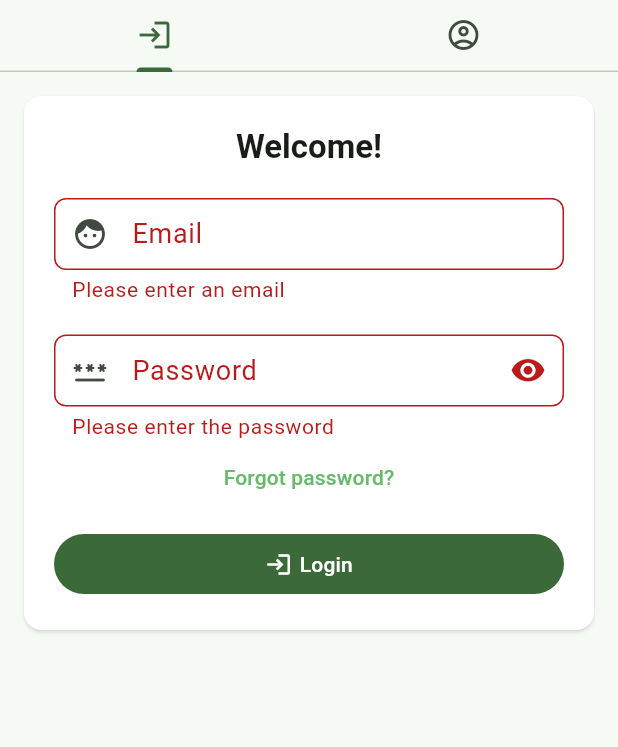
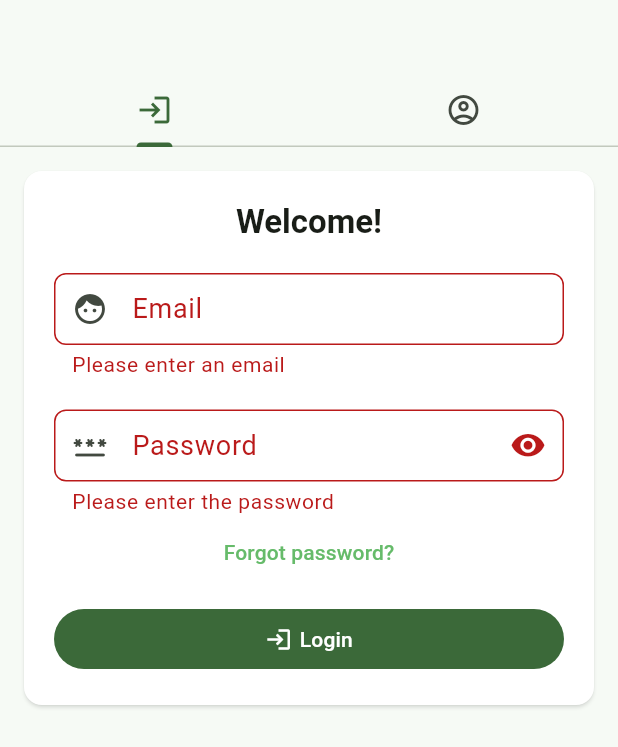
Before and after one commit to tomascarruco/Greenly, a Flutter app: the screen it shows after launch, after a tap on "Login", on a phone screen of 412 x 824 dp. Shown: the top 747 px of the screen. Run offline on Flutter 3.47's test engine with Material 3 defaults, Android fonts, the light colour scheme and no system bars; our stand-ins replace flutter_dotenv, flutter_otp_text_field, supabase_flutter; accounts and stored records are empty.

Commit message:
refactor: improved page layout and functionality to use email/password login

```diff
--- a/lib/pages/authentication.dart
+++ b/lib/pages/authentication.dart
@@ -26,7 +26,9 @@ class _AuthenticationPageState extends State<AuthenticationPage>
 
     // padding: scrollViewEdgeInsets,
     return Scaffold(
-      body: DefaultTabController(
+      body: Padding(
+        padding: EdgeInsetsGeometry.directional(top: 50),
+        child: DefaultTabController(
           length: 2,
           child: Column(
             children: [
@@ -48,6 +50,7 @@ class _AuthenticationPageState extends State<AuthenticationPage>
                 ),
               ),
             ],
+          ),
         ),
       ),
     );
@@ -164,8 +167,12 @@ class _NewAccountCardState extends State<_NewAccountCard> {
 
   @override
   void dispose() {
+    _authStateSubscription.cancel();
+
     _email.dispose();
-    _authStateSubscription.cancel();
+    _passwordChoice.dispose();
+    _repeatPassword.dispose();
+
     super.dispose();
   }
 
@@ -357,15 +364,12 @@ class _LoginCardState extends State<_LoginCard> {
       await supabase.auth.signInWithPassword(
         email: _emailController.text.trim(),
         password: _passwordController.text.trim(),
-        // emailRedirectTo: kIsWeb
-        //     ? null
-        //     : 'mcjrbcjffkecfijvfmxa.supabase.co://login-callback/',
       );
+
       if (mounted) {
-        ScaffoldMessenger.of(context).showSnackBar(
-          SnackBar(content: Text('Check your email for a login link!')),
-        );
-        _emailController.clear();
+        ScaffoldMessenger.of(
+          context,
+        ).showSnackBar(SnackBar(content: Text('Welcome back!!!')));
       }
     } on AuthException catch (err) {
       if (mounted) {
@@ -414,6 +418,7 @@ class _LoginCardState extends State<_LoginCard> {
   @override
   void dispose() {
     _emailController.dispose();
+    _passwordController.dispose();
     _authStateSubscription.cancel();
     super.dispose();
   }
```
Lines whose indentation alone changed are shown as unchanged.
